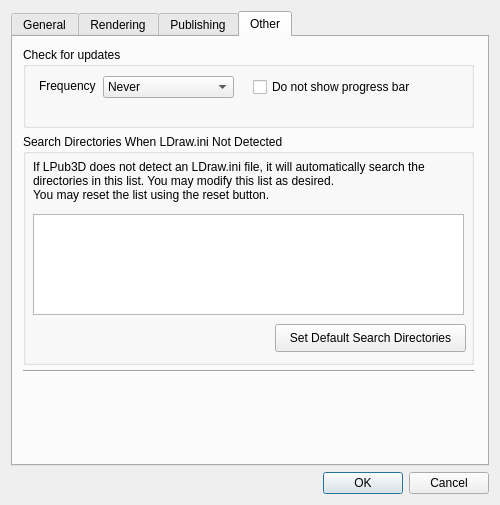
This is mainApp/preferences.ui in trevorsandy/lpub3d as Qt 5 draws it before an edit. The edited form follows.
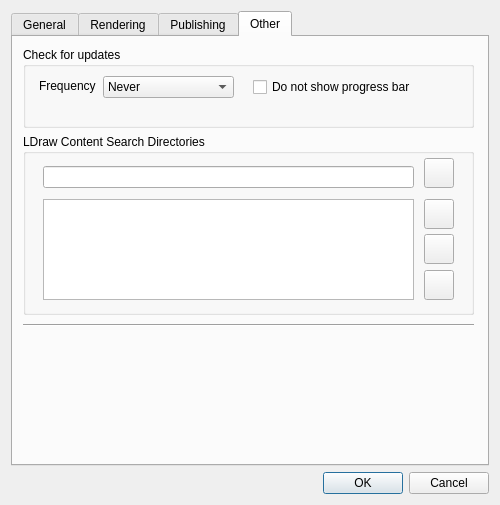
This is the edited form. Icons and pictures are not drawn.

Commit message: MANAGE SEARCH DIRS 2 - Create preference tab in preference dialog

The edit to the form file:
```diff
--- a/mainApp/preferences.ui
+++ b/mainApp/preferences.ui
@@ -882,7 +882,7 @@
        <property name="geometry">
         <rect>
          <x>10</x>
-         <y>326</y>
+         <y>280</y>
          <width>451</width>
          <height>16</height>
         </rect>
@@ -897,51 +897,149 @@
          <x>10</x>
          <y>97</y>
          <width>451</width>
-         <height>231</height>
+         <height>181</height>
         </rect>
        </property>
        <property name="title">
-        <string>Search Directories When LDraw.ini Not Detected</string>
+        <string>LDraw Content Search Directories</string>
        </property>
-       <widget class="QLabel" name="label_12">
-        <property name="geometry">
-         <rect>
-          <x>10</x>
-          <y>16</y>
-          <width>431</width>
-          <height>61</height>
-         </rect>
-        </property>
-        <property name="text">
-         <string>If LPub3D does not detect an LDraw.ini file, it will automatically search the 
-directories in this list. You may modify this list as desired. 
-You may reset the list using the reset button.</string>
-        </property>
-       </widget>
        <widget class="QTextEdit" name="textEditSearchDirs">
+        <property name="enabled">
+         <bool>true</bool>
+        </property>
         <property name="geometry">
          <rect>
-          <x>10</x>
-          <y>80</y>
-          <width>431</width>
+          <x>20</x>
+          <y>65</y>
+          <width>371</width>
           <height>101</height>
          </rect>
         </property>
+        <property name="acceptDrops">
+         <bool>false</bool>
+        </property>
+        <property name="toolTip">
+         <string>Search directories</string>
+        </property>
+        <property name="readOnly">
+         <bool>true</bool>
+        </property>
        </widget>
        <widget class="QPushButton" name="pushButtonResetSearchDirs">
         <property name="geometry">
          <rect>
-          <x>252</x>
-          <y>190</y>
-          <width>191</width>
-          <height>28</height>
+          <x>401</x>
+          <y>136</y>
+          <width>30</width>
+          <height>30</height>
          </rect>
         </property>
         <property name="toolTip">
          <string>Reset the list to the default search directories</string>
         </property>
         <property name="text">
-         <string>Set Default Search Directories</string>
+         <string/>
+        </property>
+        <property name="icon">
+         <iconset resource="lpub.qrc">
+          <normaloff>:/resources/resetsetting.png</normaloff>:/resources/resetsetting.png</iconset>
+        </property>
+        <property name="iconSize">
+         <size>
+          <width>25</width>
+          <height>25</height>
+         </size>
+        </property>
+       </widget>
+       <widget class="QPushButton" name="pushButtonEditSetting">
+        <property name="geometry">
+         <rect>
+          <x>401</x>
+          <y>100</y>
+          <width>30</width>
+          <height>30</height>
+         </rect>
+        </property>
+        <property name="toolTip">
+         <string>Edit LPub3D LDraw search directories</string>
+        </property>
+        <property name="text">
+         <string/>
+        </property>
+        <property name="icon">
+         <iconset resource="lpub.qrc">
+          <normaloff>:/resources/editsetting.png</normaloff>:/resources/editsetting.png</iconset>
+        </property>
+        <property name="iconSize">
+         <size>
+          <width>25</width>
+          <height>25</height>
+         </size>
+        </property>
+       </widget>
+       <widget class="QPushButton" name="pushButtonEditIni">
+        <property name="geometry">
+         <rect>
+          <x>401</x>
+          <y>65</y>
+          <width>30</width>
+          <height>30</height>
+         </rect>
+        </property>
+        <property name="toolTip">
+         <string>Edit LDraw.ini search directories</string>
+        </property>
+        <property name="text">
+         <string/>
+        </property>
+        <property name="icon">
+         <iconset resource="lpub.qrc">
+          <normaloff>:/resources/editinifile.png</normaloff>:/resources/editinifile.png</iconset>
+        </property>
+        <property name="iconSize">
+         <size>
+          <width>25</width>
+          <height>25</height>
+         </size>
+        </property>
+       </widget>
+       <widget class="QLineEdit" name="lineEditIniFile">
+        <property name="geometry">
+         <rect>
+          <x>20</x>
+          <y>32</y>
+          <width>371</width>
+          <height>22</height>
+         </rect>
+        </property>
+        <property name="readOnly">
+         <bool>true</bool>
+        </property>
+       </widget>
+       <widget class="QPushButton" name="pushButtonRefreshUnoff">
+        <property name="geometry">
+         <rect>
+          <x>401</x>
+          <y>24</y>
+          <width>30</width>
+          <height>30</height>
+         </rect>
+        </property>
+        <property name="toolTip">
+         <string>Refresh LDraw Unofficial archive (ldrawunf.zip)</string>
+        </property>
+        <property name="text">
+         <string/>
+        </property>
+        <property name="icon">
+         <iconset resource="lpub.qrc">
+          <normaloff>:/resources/refreshunoffarchive.png</normaloff>:/resources/refreshunoffarchive.png</iconset>
+        </property>
+        <property name="iconSize">
+         <size>
+          <width>25</width>
+          <height>25</height>
+         </size>
         </property>
        </widget>
       </widget>
```
Left out of the diff: 12 changed lines with no effect on the pictures. The commit also changes 7 other files.
